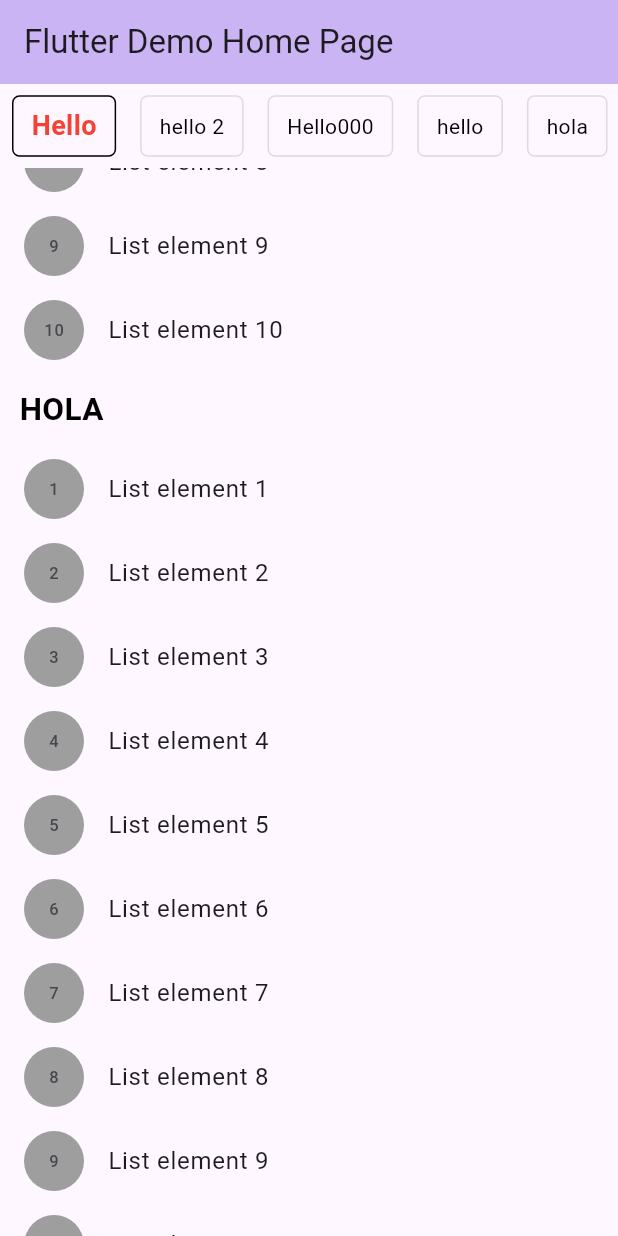
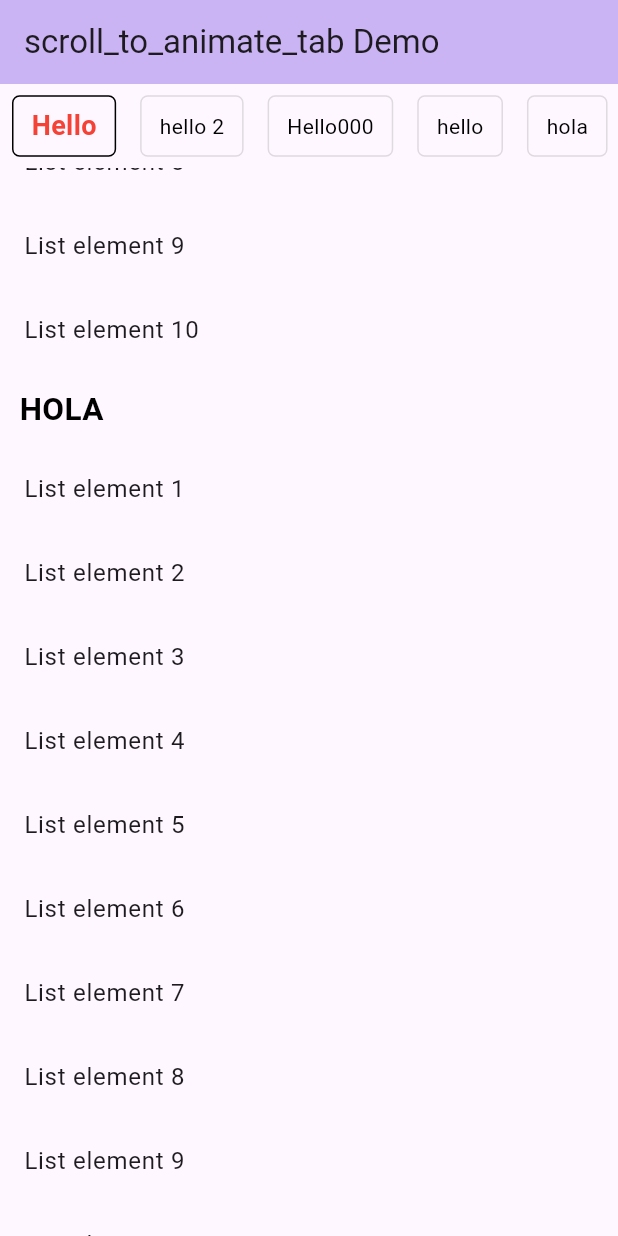
Before and after one commit to The-Artista/scroll_to_animate_tab, a Flutter app: the screen it shows after launch, scrolled down 2304 dp, on a phone screen of 412 x 824 dp. Run offline on Flutter 3.47's test engine with Material 2 defaults, Android fonts, the phone set to English and light mode, and no system bars; drawn by our look-alikes of scrollable_positioned_list.

Commit message:
docs(0.0.1): docs

```diff
--- a/example/lib/main.dart
+++ b/example/lib/main.dart
@@ -11,12 +11,12 @@ class MyApp extends StatelessWidget {
   @override
   Widget build(BuildContext context) {
     return MaterialApp(
-      title: 'Flutter Demo',
+      title: 'scroll_to_animate_tab Demo',
       theme: ThemeData(
         colorScheme: ColorScheme.fromSeed(seedColor: Colors.deepPurple),
         useMaterial3: true,
       ),
-      home: const MyHomePage(title: 'Flutter Demo Home Page'),
+      home: const MyHomePage(title: 'scroll_to_animate_tab Demo'),
     );
   }
 }
@@ -40,93 +40,63 @@ class _MyHomePageState extends State<MyHomePage> {
         ),
         body: ScrollToAnimateTab(
           activeTabDecoration: TabDecoration(
-              textStyle: const TextStyle(color: Colors.red, fontWeight: FontWeight.bold, fontSize: 18),
-              decoration: BoxDecoration(border: Border.all(color: Colors.black), borderRadius: const BorderRadius.all(Radius.circular(5)))),
+              textStyle: const TextStyle(
+                  color: Colors.red, fontWeight: FontWeight.bold, fontSize: 18),
+              decoration: BoxDecoration(
+                  border: Border.all(color: Colors.black),
+                  borderRadius: const BorderRadius.all(Radius.circular(5)))),
           inActiveTabDecoration: TabDecoration(
-              textStyle: const TextStyle(color: Colors.black), decoration: BoxDecoration(border: Border.all(color: Colors.black12), borderRadius: const BorderRadius.all(Radius.circular(5)))),
+              textStyle: const TextStyle(color: Colors.black),
+              decoration: BoxDecoration(
+                  border: Border.all(color: Colors.black12),
+                  borderRadius: const BorderRadius.all(Radius.circular(5)))),
           tabs: [
-            ScrollableListTab(
+            ScrollableList(
                 label: "Hello",
                 body: ListView.builder(
                   shrinkWrap: true,
                   physics: const NeverScrollableScrollPhysics(),
                   itemCount: 10,
                   itemBuilder: (_, index) => ListTile(
-                    leading: Container(
-                      height: 40,
-                      width: 40,
-                      decoration: const BoxDecoration(shape: BoxShape.circle, color: Colors.grey),
-                      alignment: Alignment.center,
-                      child: Text("${index + 1}"),
-                    ),
                     title: Text('List element ${index + 1}'),
                   ),
                 )),
-            ScrollableListTab(
+            ScrollableList(
                 label: "hello 2",
-                body: ListView.builder(
-                  shrinkWrap: true,
-                  physics: const NeverScrollableScrollPhysics(),
-                  itemCount: 10,
-                  itemBuilder: (_, index) => ListTile(
-                    leading: Container(
-                      height: 40,
-                      width: 40,
-                      decoration: const BoxDecoration(shape: BoxShape.circle, color: Colors.grey),
-                      alignment: Alignment.center,
-                      child: Text("${index + 1}"),
-                    ),
-                    title: Text('List element ${index + 1}'),
-                  ),
+                body: Column(
+                  children: List.generate(
+                      10,
+                      (index) => ListTile(
+                            title: Text('List element ${index + 1}'),
+                          )),
                 )),
-            ScrollableListTab(
+            ScrollableList(
                 label: "Hello000",
                 body: ListView.builder(
                   shrinkWrap: true,
                   physics: const NeverScrollableScrollPhysics(),
                   itemCount: 10,
                   itemBuilder: (_, index) => ListTile(
-                    leading: Container(
-                      height: 40,
-                      width: 40,
-                      decoration: const BoxDecoration(shape: BoxShape.circle, color: Colors.grey),
-                      alignment: Alignment.center,
-                      child: Text("${index + 1}"),
-                    ),
                     title: Text('List element ${index + 1}'),
                   ),
                 )),
-            ScrollableListTab(
+            ScrollableList(
                 label: "hello",
                 body: ListView.builder(
                   shrinkWrap: true,
                   physics: const NeverScrollableScrollPhysics(),
                   itemCount: 10,
                   itemBuilder: (_, index) => ListTile(
-                    leading: Container(
-                      height: 40,
-                      width: 40,
-                      decoration: const BoxDecoration(shape: BoxShape.circle, color: Colors.grey),
-                      alignment: Alignment.center,
-                      child: Text("${index + 1}"),
-                    ),
                     title: Text('List element ${index + 1}'),
                   ),
                 )),
-            ScrollableListTab(
+            ScrollableList(
                 label: "hola",
                 body: ListView.builder(
                   shrinkWrap: true,
                   physics: const NeverScrollableScrollPhysics(),
                   itemCount: 10,
                   itemBuilder: (_, index) => ListTile(
-                    leading: Container(
-                      height: 40,
-                      width: 40,
-                      decoration: const BoxDecoration(shape: BoxShape.circle, color: Colors.grey),
-                      alignment: Alignment.center,
-                      child: Text("${index + 1}"),
-                    ),
                     title: Text('List element ${index + 1}'),
                   ),
                 )),
--- a/lib/scroll_to_animate_tab.dart
+++ b/lib/scroll_to_animate_tab.dart
@@ -1,4 +1,5 @@
-/// A Very Good Project created by Very Good CLI.
+/// A Flutter widget that is customizable
+/// and syncs the ScrollView with the tabs.
 library scroll_to_animate_tab;
 
 export 'src/models.dart';
--- a/lib/src/models.dart
+++ b/lib/src/models.dart
@@ -1,28 +1,28 @@
 import 'package:flutter/material.dart';
 
 /// A skeleton class to be used in order to build the scrollable list.
-class ScrollableListTab {
+class ScrollableList {
   /// A skeleton class to be used in order to build the scrollable list.
-  /// [ScrollableListTab.label] will be used on both tab bar and scrollable body if [ScrollableListTab.bodyLabelDecoration] is empty.
-  /// [ScrollableListTab.bodyLabelDecoration] it will take a widget and replay default label
-  ScrollableListTab({
+  /// [ScrollableList.label] will be used on both tab bar and scrollable body if [ScrollableList.bodyLabelDecoration] is empty.
+  /// [ScrollableList.bodyLabelDecoration] it will take a widget and replay default label
+  ScrollableList({
     required this.label,
     required this.body,
     this.bodyLabelDecoration,
   });
 
-  /// A data class for tab properties
+  /// A String for tab label and as headline of [ScrollableList.body]
   final String label;
 
   /// A widget label for decorate body widget
   final Widget? bodyLabelDecoration;
 
   /// A single widget in the scrollable tab list.
-  /// Make sure that [body] is created with [ScrollView.shrinkWrap] = true
+  /// You can use [Column] or any single scrollable widget.
+  /// If you want to use [ScrollView] ([ListView]) then we suggest
+  /// make sure that [body] is created with [ScrollView.shrinkWrap] = true
   /// and [ScrollView.physics] = [NeverScrollableScrollPhysics].
-  /// This will ensure that all the children will layout correctly.
-  /// For more details see [ScrollView].
-  final ScrollView body;
+  final Widget body;
 }
 
 /// A skeleton class to be used in order to build the TabDecoration style.
--- a/lib/src/scroll_to_animate_tab.dart
+++ b/lib/src/scroll_to_animate_tab.dart
@@ -29,7 +29,7 @@ class ScrollToAnimateTab extends StatefulWidget {
   });
 
   /// List of tabs to be rendered.
-  final List<ScrollableListTab> tabs;
+  final List<ScrollableList> tabs;
 
   /// Height of the tab at the top of the view.
   final double tabHeight;
@@ -99,7 +99,9 @@ class _ScrollToAnimateTabState extends State<ScrollToAnimateTab> {
                       margin: _kTabMargin,
                       padding: _kTabPadding,
                       alignment: Alignment.center,
-                      decoration: selected ? widget.activeTabDecoration?.decoration : widget.inActiveTabDecoration?.decoration,
+                      decoration: selected
+                          ? widget.activeTabDecoration?.decoration
+                          : widget.inActiveTabDecoration?.decoration,
                       child: _buildTab(index, selected),
                     ),
                   );
@@ -173,7 +175,8 @@ class _ScrollToAnimateTabState extends State<ScrollToAnimateTab> {
 
     /// Capture the index of the first [ItemPosition]. If the saved index is same
     /// with the current one do nothing and return.
-    final firstIndex = _bodyPositionsListener.itemPositions.value.elementAt(0).index;
+    final firstIndex =
+        _bodyPositionsListener.itemPositions.value.elementAt(0).index;
     if (_index.value == firstIndex) return;
 
     /// A new index has been detected.
--- a/pubspec.yaml
+++ b/pubspec.yaml
@@ -1,6 +1,6 @@
 name: scroll_to_animate_tab
 description: A Flutter widget that can scroll and change tab when scrolling page vertically.
-version: 0.0.1+1
+version: 0.0.1
 homepage: https://github.com/Mirza-Mahmud-2021/scroll_to_animate_tab
 repository: https://github.com/Mirza-Mahmud-2021/scroll_to_animate_tab
 
```
Also changed, not shown: 3 other files.
